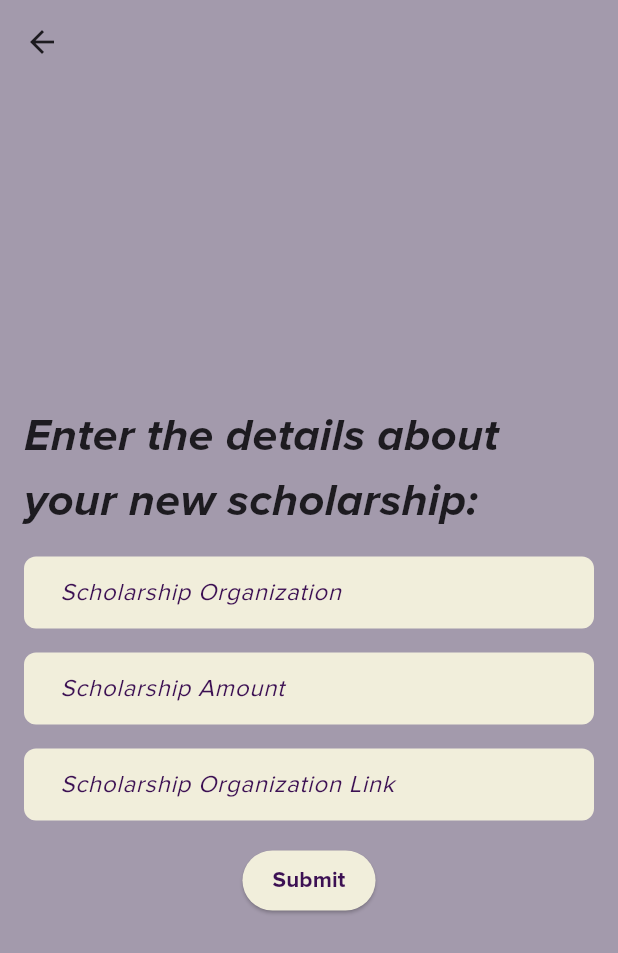
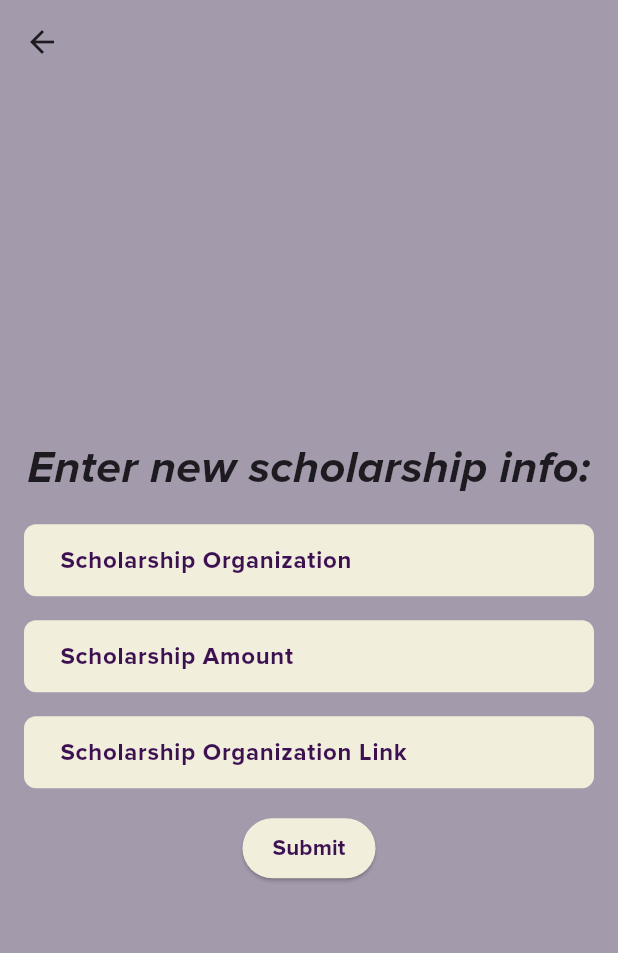
Before and after one commit to maureensanchez99/financial_awareness, a Flutter app: the Scholarships screen opened directly, after a tap on "Enter new scholarship", on a phone screen of 412 x 824 dp. Shown: the top 953 px of the screen. Run offline on Flutter 3.47's test engine with Material 3 defaults, Android fonts, the phone set to English and light mode, and no system bars; our stand-ins replace shared_preferences; accounts and stored records are empty.

Commit message:
able to get entries listed on scholarships [age

```diff
--- a/lib/main.dart
+++ b/lib/main.dart
@@ -14,7 +14,6 @@ class MyApp extends StatelessWidget {
       debugShowCheckedModeBanner: false,
       title: 'Geaux Breauk',
       theme: ThemeData(
-        //colorScheme: ColorScheme.fromSeed(seedColor: Color(0xFF461D7C)),
         useMaterial3: true,
         fontFamily: 'ProximaNova',
       ),
--- a/lib/pages/new_entry.dart
+++ b/lib/pages/new_entry.dart
@@ -9,6 +9,9 @@ class NewEntry extends StatefulWidget {
 
 class _NewEntryState extends State<NewEntry> {
   final GlobalKey<FormState> _formKey = GlobalKey<FormState>();
+  final TextEditingController _organizationController = TextEditingController();
+  final TextEditingController _amountController = TextEditingController();
+  final TextEditingController _linkController = TextEditingController();
 
   @override
   Widget build(BuildContext context) {
@@ -27,7 +30,7 @@ class _NewEntryState extends State<NewEntry> {
                 mainAxisSize: MainAxisSize.min,
                 children: [
                   const Text(
-                    'Enter the details about your new scholarship:',
+                    'Enter new scholarship info:',
                     style: TextStyle(
                       fontFamily: 'ProximaNova',
                       fontSize: 30,
@@ -36,16 +39,21 @@ class _NewEntryState extends State<NewEntry> {
                     ),
                   ),
                   const SizedBox(height: 16.0),
-                  _buildStyledTextFormField('Scholarship Organization'),
+                  _buildStyledTextFormField('Scholarship Organization', _organizationController),
                   const SizedBox(height: 16.0),
-                  _buildStyledTextFormField('Scholarship Amount'),
+                  _buildStyledTextFormField('Scholarship Amount', _amountController),
                   const SizedBox(height: 16.0),
-                  _buildStyledTextFormField('Scholarship Organization Link'),
+                  _buildStyledTextFormField('Scholarship Organization Link', _linkController),
                   const SizedBox(height: 16.0),
                   ElevatedButton(
                     onPressed: () {
                       if (_formKey.currentState!.validate()) {
-                        // Process data
+                        final newScholarship = {
+                          'organization': _organizationController.text,
+                          'amount': _amountController.text,
+                          'link': _linkController.text,
+                        };
+                        Navigator.pop(context, newScholarship);
                       }
                     },
                     style: ElevatedButton.styleFrom(
@@ -73,14 +81,14 @@ class _NewEntryState extends State<NewEntry> {
     );
   }
 
-  // styles for the text form field
-  Widget _buildStyledTextFormField(String hintText) {
+  Widget _buildStyledTextFormField(String hintText, TextEditingController controller) {
     return TextFormField(
+      controller: controller,
       decoration: InputDecoration(
         hintText: hintText,
         hintStyle: const TextStyle(
           color: Color.fromRGBO(60, 16, 83, 1),
-          fontStyle: FontStyle.italic,
+          fontWeight: FontWeight.bold,
         ),
         filled: true,
         fillColor: const Color.fromRGBO(241, 238, 219, 1),
--- a/lib/pages/scholarships.dart
+++ b/lib/pages/scholarships.dart
@@ -1,10 +1,21 @@
 import 'package:flutter/material.dart';
 import 'new_entry.dart';
 
-class Scholarships extends StatelessWidget {
-  Scholarships({super.key});
+class Scholarships extends StatefulWidget {
+  const Scholarships({super.key});
 
-  final GlobalKey<FormState> _formKey = GlobalKey<FormState>();
+  @override
+  State<Scholarships> createState() => _ScholarshipsState();
+}
+
+class _ScholarshipsState extends State<Scholarships> {
+  final List<Map<String, dynamic>> _scholarships = [];
+
+  void _addScholarship(Map<String, dynamic> newScholarship) {
+    setState(() {
+      _scholarships.add(newScholarship);
+    });
+  }
 
   @override
   Widget build(BuildContext context) {
@@ -14,8 +25,8 @@ class Scholarships extends StatelessWidget {
         child: Center(
           child: Column(
             children: [
-              SizedBox(height: 20.0),
-              Container( //page title
+              const SizedBox(height: 20.0),
+              Container(
                 width: double.infinity,
                 height: 80,
                 alignment: Alignment.center,
@@ -28,16 +39,20 @@ class Scholarships extends StatelessWidget {
                   ),
                 ),
               ),
-              SizedBox(height: 16.0,),
+              const SizedBox(height: 16.0),
               ElevatedButton(
-                onPressed: () {
-                  Navigator.push(
-                      context,
-                      MaterialPageRoute(builder: (context) => NewEntry()),
-                    );
+                onPressed: () async {
+                  final newScholarship = await Navigator.push(
+                    context,
+                    MaterialPageRoute(builder: (context) => const NewEntry()),
+                  );
+
+                  if (newScholarship != null) {
+                    _addScholarship(newScholarship);
+                  }
                 },
                 style: ElevatedButton.styleFrom(
-                  backgroundColor: Color.fromRGBO(241, 238, 219,1),
+                  backgroundColor: const Color.fromRGBO(241, 238, 219, 1),
                   padding: const EdgeInsets.symmetric(
                     horizontal: 20,
                     vertical: 8,
@@ -52,6 +67,40 @@ class Scholarships extends StatelessWidget {
                   ),
                 ),
               ),
+              const SizedBox(height: 16.0),
+              Expanded(
+                child: _scholarships.isEmpty
+                    ? const Text(
+                        "No scholarships added yet",
+                        style: TextStyle(fontSize: 18, fontStyle: FontStyle.italic),
+                      )
+                    : ListView.builder(
+                        itemCount: _scholarships.length,
+                        itemBuilder: (context, index) {
+                          final scholarship = _scholarships[index];
+                          return Card(
+                            margin: const EdgeInsets.symmetric(horizontal: 20, vertical: 8),
+                            color: const Color.fromRGBO(241, 238, 219, 1),
+                            child: ListTile(
+                              title: Text(
+                                scholarship['organization'],
+                                style: const TextStyle(
+                                  fontWeight: FontWeight.bold,
+                                  color: Color.fromRGBO(60, 16, 83, 1),
+                                ),
+                              ),
+                              subtitle: Text("\$${scholarship['amount']}"),
+                              trailing: IconButton(
+                                icon: const Icon(Icons.link, color: Colors.blue),
+                                onPressed: () {
+                                  // users should be able to click link if provided
+                                },
+                              ),
+                            ),
+                          );
+                        },
+                      ),
+              ),
             ],
           ),
         ),
--- a/lib/pages/user_profile.dart
+++ b/lib/pages/user_profile.dart
@@ -1,6 +1,5 @@
 import 'package:flutter/material.dart';
 import 'package:shared_preferences/shared_preferences.dart';
-
 
 class UserProfile extends StatefulWidget {
   const UserProfile({super.key});
```
